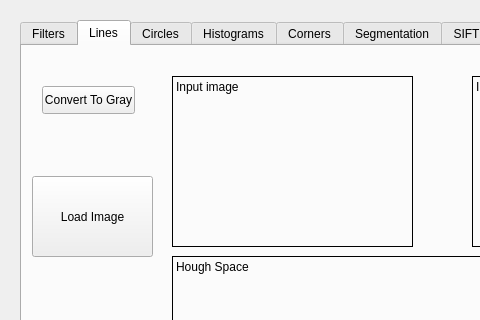
mariamzakaria/computer-vision-platform2, file mainwindow.ui: the form before one commit; both pictures show x 0 to 480 and y 0 to 320 of the 1040 by 588 pixel window.
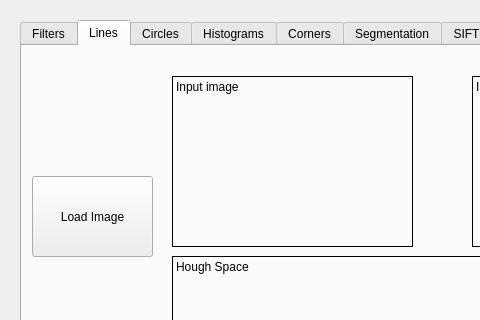
The form after the commit. The open tabs and pages were chosen to show the change.

```diff
--- a/mainwindow.ui
+++ b/mainwindow.ui
@@ -363,19 +363,6 @@
           <set>Qt::AlignLeading|Qt::AlignLeft|Qt::AlignTop</set>
          </property>
         </widget>
-        <widget class="QPushButton" name="Convert">
-         <property name="geometry">
-          <rect>
-           <x>20</x>
-           <y>40</y>
-           <width>93</width>
-           <height>28</height>
-          </rect>
-         </property>
-         <property name="text">
-          <string>Convert To Gray</string>
-         </property>
-        </widget>
        </widget>
        <widget class="QWidget" name="tab_circles">
         <property name="enabled">
```
Left out of the diff: 2 changed lines with no effect on the pictures.
